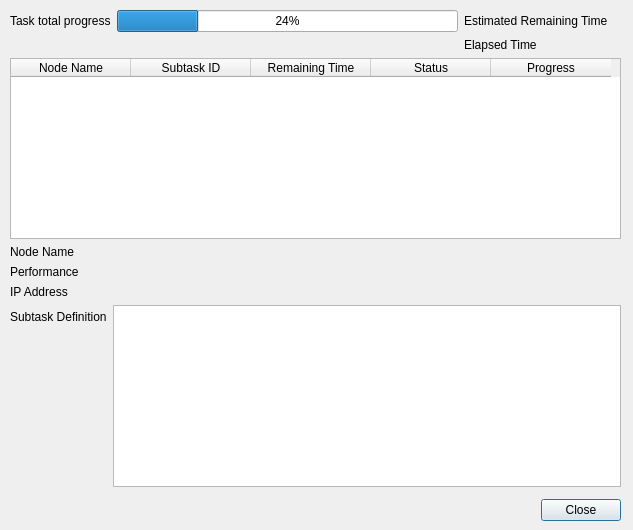
golemfactory/clay, file gnr/ui/TaskDetailsDialog.ui: the form before one commit.
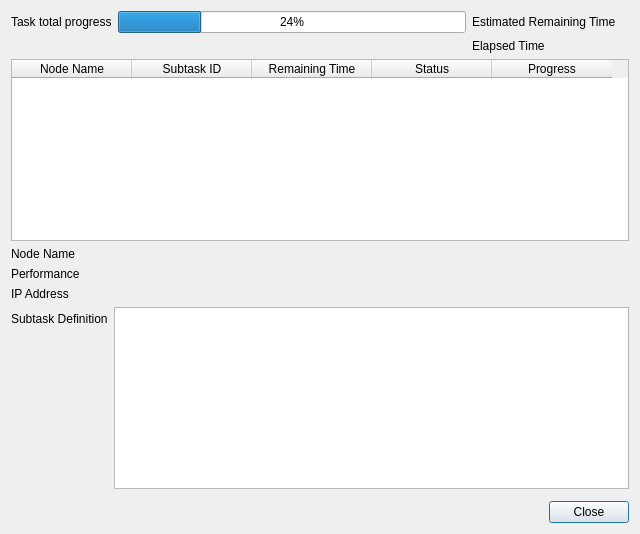
The form after the commit.

Commit message: scale task and subtask details dialog

What changed in the file:
```diff
--- a/gnr/ui/TaskDetailsDialog.ui
+++ b/gnr/ui/TaskDetailsDialog.ui
@@ -9,22 +9,15 @@
    <rect>
     <x>0</x>
     <y>0</y>
-    <width>633</width>
-    <height>530</height>
+    <width>640</width>
+    <height>534</height>
    </rect>
   </property>
   <property name="windowTitle">
    <string>Dialog</string>
   </property>
-  <widget class="QWidget" name="verticalLayoutWidget">
-   <property name="geometry">
-    <rect>
-     <x>10</x>
-     <y>10</y>
-     <width>611</width>
-     <height>511</height>
-    </rect>
-   </property>
+  <layout class="QGridLayout" name="gridLayout_2">
+   <item row="0" column="0">
    <layout class="QVBoxLayout" name="verticalLayout">
     <item>
      <layout class="QGridLayout" name="gridLayout">
@@ -291,7 +284,8 @@
      </layout>
     </item>
    </layout>
-  </widget>
+   </item>
+  </layout>
  </widget>
  <resources/>
  <connections/>
```
Lines whose indentation alone changed are shown as unchanged. The commit also changes 1 other file.
